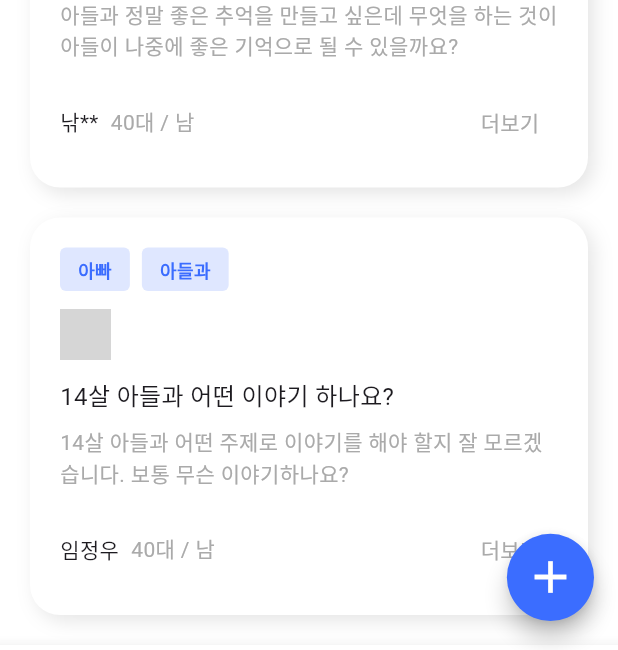
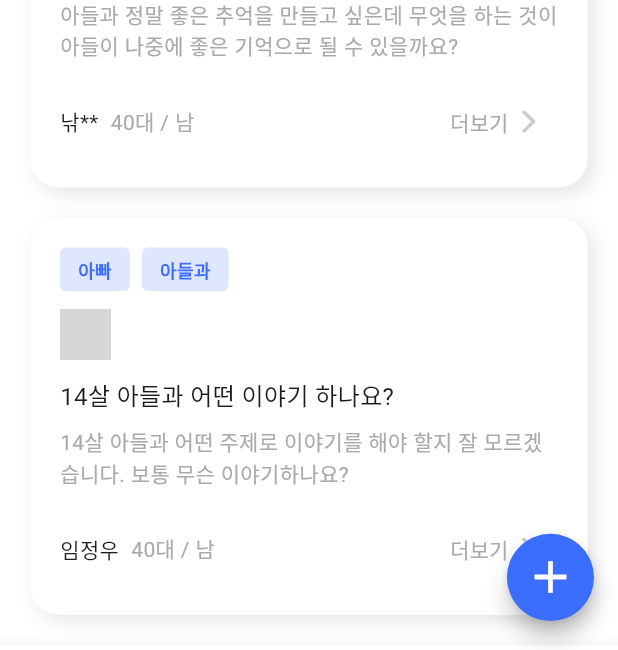
Before and after one commit to juyeon-Bae/Dadding, a Flutter app: the screen it shows after launch, item 4 of the bottom bar chosen, scrolled down 103 dp, on a phone screen of 412 x 824 dp. Shown: the part 504-1154 px from the top of the screen. Run offline on Flutter 3.47's test engine with Material 3 defaults, Android fonts, the phone set to English and light mode, and no system bars; our stand-ins replace flutter_svg, get; network calls fail; Roboto replaces fonts that are missing (Pretendard); grey boxes are pictures that could not be loaded.

Commit message:
feat: add arrow icon and update PostCard in HomePage and ProfilePage with SVG support

```diff
--- a/frontend/dadding/lib/pages/main/HomePage.dart
+++ b/frontend/dadding/lib/pages/main/HomePage.dart
@@ -1,4 +1,5 @@
 import 'package:flutter/material.dart';
+import 'package:flutter_svg/svg.dart';
 
 class HomePage extends StatelessWidget {
   const HomePage({super.key});
@@ -104,7 +105,7 @@ class UserTags extends StatelessWidget {
 class UserTag extends StatelessWidget {
   final String label;
 
-  const UserTag({Key? key, required this.label}) : super(key: key);
+  const UserTag({super.key, required this.label});
 
   @override
   Widget build(BuildContext context) {
@@ -250,13 +251,23 @@ class PostCard extends StatelessWidget {
               const Spacer(),
               TextButton(
                 onPressed: () {},
-                child: const Text(
+                child: Row(
+                  children: [
+                    const Text(
                       '더보기',
                       style: TextStyle(
                         color: Color(0xFFAAAAAA),
                         fontSize: 14,
                         fontWeight: FontWeight.w400,
                       ),
+                    ),
+                    const SizedBox(width: 6),
+                    SvgPicture.asset(
+                      'assets/icons/arrow.svg',
+                      width: 15,
+                      height: 15,
+                    ),
+                  ]
                 ),
               ),
             ],
@@ -266,6 +277,7 @@ class PostCard extends StatelessWidget {
     );
   }
 }
+
 
 class Post {
   final String title;
--- a/frontend/dadding/lib/pages/main/ProfilePage.dart
+++ b/frontend/dadding/lib/pages/main/ProfilePage.dart
@@ -1,4 +1,5 @@
 import 'package:flutter/material.dart';
+import 'package:flutter_svg/svg.dart';
 
 class ProfilePage extends StatelessWidget {
   const ProfilePage({super.key});
@@ -252,13 +253,23 @@ class PostCard extends StatelessWidget {
               const Spacer(),
               TextButton(
                 onPressed: () {},
-                child: const Text(
+                child: Row(
+                  children: [
+                    const Text(
                       '더보기',
                       style: TextStyle(
                         color: Color(0xFFAAAAAA),
                         fontSize: 14,
                         fontWeight: FontWeight.w400,
                       ),
+                    ),
+                    const SizedBox(width: 6),
+                    SvgPicture.asset(
+                      'assets/icons/arrow.svg',
+                      width: 15,
+                      height: 15,
+                    ),
+                  ]
                 ),
               ),
             ],
--- a/frontend/dadding/pubspec.yaml
+++ b/frontend/dadding/pubspec.yaml
@@ -20,6 +20,8 @@ dev_dependencies:
 
 flutter:
   uses-material-design: true
+  assets:
+    - assets/icons/
   fonts:
     - family: Pretendard
       fonts:
```
Also changed, not shown: frontend/dadding/assets/icons/arrow.svg (added). Lines whose indentation alone changed are shown as unchanged.
